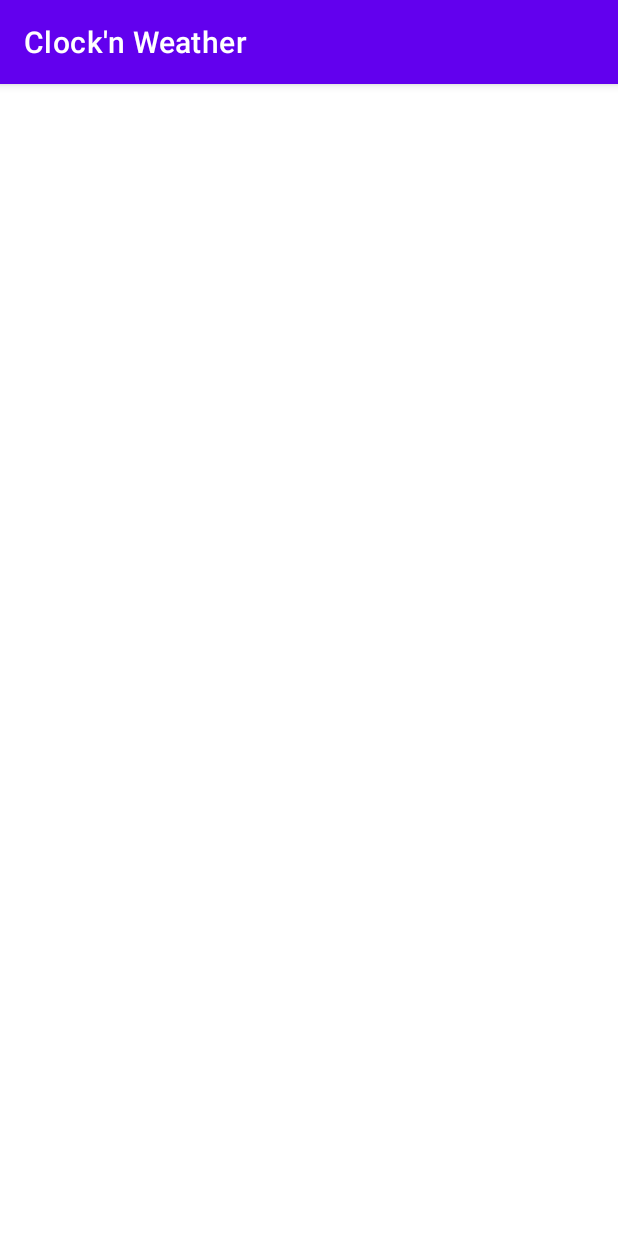
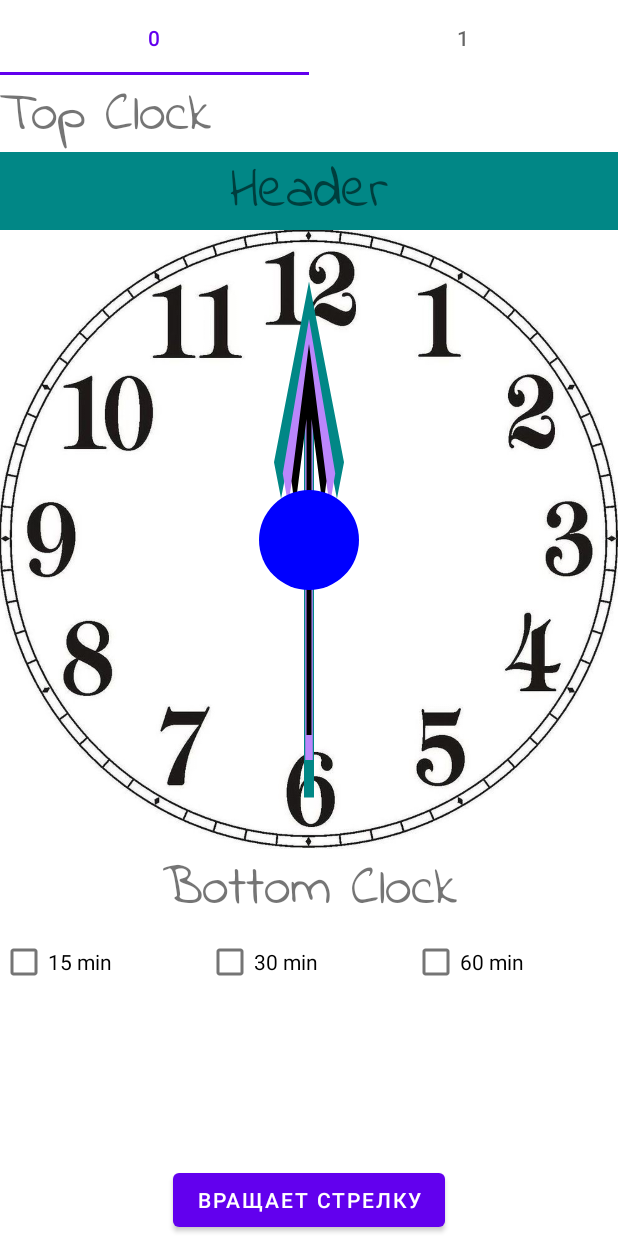
Before and after one commit to Desuzed/ClocknWeather, an Android app: the screen it shows after launch (MainActivity), on a phone screen of 412 x 824 dp. Run offline under Robolectric (Android 15) with nearby library versions, the phone set to English and light mode, and no system bars.

Commit message:
Started creating the app ViewPager with tabs and two fragments xml layouts with TextViews for future headers and clocks. TextViews are 1/15 of fragments's height. arrows are rotating by clicking button with second, minute and hour steps for now. These steps are calculated with simple maths

```diff
--- a/app/build.gradle
+++ b/app/build.gradle
@@ -33,6 +33,7 @@ dependencies {
     implementation 'androidx.appcompat:appcompat:1.3.0'
     implementation 'com.google.android.material:material:1.3.0'
     implementation 'androidx.constraintlayout:constraintlayout:2.0.4'
+    implementation 'androidx.viewpager2:viewpager2:1.0.0'
     testImplementation 'junit:junit:4.+'
     androidTestImplementation 'androidx.test.ext:junit:1.1.2'
     androidTestImplementation 'androidx.test.espresso:espresso-core:3.3.0'
--- a/app/src/main/AndroidManifest.xml
+++ b/app/src/main/AndroidManifest.xml
@@ -1,6 +1,7 @@
 <?xml version="1.0" encoding="utf-8"?>
 <manifest xmlns:android="http://schemas.android.com/apk/res/android"
     package="com.desuzed.clocknweather">
+    <uses-permission android:name="android.permission.WAKE_LOCK"/>
 
     <application
         android:allowBackup="true"
@@ -9,7 +10,9 @@
         android:roundIcon="@mipmap/ic_launcher_round"
         android:supportsRtl="true"
         android:theme="@style/Theme.ClocknWeather">
-        <activity android:name=".MainActivity">
+        <activity
+            android:name=".MainActivity"
+            android:screenOrientation="portrait">
             <intent-filter>
                 <action android:name="android.intent.action.MAIN" />
 
--- /dev/null
+++ b/app/src/main/java/com/desuzed/clocknweather/ClockFragment.java
@@ -0,0 +1,83 @@
+package com.desuzed.clocknweather;
+
+import android.os.Bundle;
+import android.util.Log;
+import android.util.TypedValue;
+import android.view.LayoutInflater;
+import android.view.View;
+import android.view.ViewGroup;
+import android.view.ViewTreeObserver;
+import android.widget.Button;
+import android.widget.ImageView;
+import android.widget.TextView;
+
+import androidx.annotation.NonNull;
+import androidx.annotation.Nullable;
+import androidx.fragment.app.Fragment;
+
+import java.math.BigDecimal;
+
+public class ClockFragment extends Fragment {
+    public static final String TAG = "ClockFragment";
+   //private LinearLayout linearLayout,;
+    private ImageView watchesImage, arrowSeconds, arrowMinutes, arrowHours;
+    private TextView tvUpperClock, tvHeader, tvBottomClock;
+
+    public static ClockFragment newInstance() {
+        return new ClockFragment();
+    }
+
+    @Nullable
+    @Override
+    public View onCreateView(@NonNull LayoutInflater inflater, @Nullable ViewGroup container, @Nullable Bundle savedInstanceState) {
+        return inflater.inflate(R.layout.fragment_clock, container, false);
+    }
+
+    @Override
+    public void onViewCreated(@NonNull View view, @Nullable Bundle savedInstanceState) {
+        super.onViewCreated(view, savedInstanceState);
+        tvHeader = view.findViewById(R.id.tvHeader);
+        tvUpperClock = view.findViewById(R.id.tvTopClock);
+        tvBottomClock = view.findViewById(R.id.tvBottomClock);
+      //  watchesImage = view.findViewById(R.id.watchesImage);
+        arrowSeconds = view.findViewById(R.id.arrow_seconds);
+        arrowMinutes = view.findViewById(R.id.arrow_min);
+        arrowHours = view.findViewById(R.id.arrow_hours);
+        tvHeader.getViewTreeObserver().addOnGlobalLayoutListener(new ViewTreeObserver.OnGlobalLayoutListener() {
+            @Override
+            public void onGlobalLayout() {
+                int textViewHeight = tvHeader.getHeight();
+                float textSize = (float)0.7 * textViewHeight;
+                tvHeader.setTextSize(TypedValue.COMPLEX_UNIT_PX , textSize);
+                tvBottomClock.setTextSize(TypedValue.COMPLEX_UNIT_PX , textSize);
+                tvUpperClock.setTextSize(TypedValue.COMPLEX_UNIT_PX , textSize);
+                Log.i(TAG, "onGlobalLayout: " + textSize);
+                view.getViewTreeObserver().removeOnGlobalLayoutListener(this);
+            }
+        });
+
+        double secondsStep = 360/60;
+        double minutesStep = (double)360/(double)3600;
+        double hoursStep = (double)360/(double)21600;
+        Button btn = view.findViewById(R.id.btn);
+        btn.setOnClickListener(new View.OnClickListener() {
+            @Override
+            public void onClick(View view) {
+               // BigDecimal sumMinutesRotation = new BigDecimal((float)360/(float)3600);
+                double sumSecondsRot = arrowSeconds.getRotation() + secondsStep;
+                double sumMinutesRot = arrowMinutes.getRotation() + minutesStep;
+                double sumHoursRot = arrowHours.getRotation() + hoursStep;
+
+                arrowSeconds.setRotation((float)sumSecondsRot);
+                arrowMinutes.setRotation((float)sumMinutesRot);
+                arrowHours.setRotation((float)sumHoursRot);
+                if (sumSecondsRot == 360) {
+                    arrowSeconds.setRotation(0);
+                }
+                Log.i("TAG", "onClick: sumMinRot:" + sumMinutesRot + " sumHoursRot: " + sumHoursRot);
+            }
+        });
+    }
+
+
+}
--- /dev/null
+++ b/app/src/main/java/com/desuzed/clocknweather/CustomCircle.java
@@ -0,0 +1,38 @@
+package com.desuzed.clocknweather;
+
+import android.content.Context;
+import android.graphics.Canvas;
+import android.graphics.Color;
+import android.graphics.Paint;
+import android.graphics.RectF;
+import android.util.AttributeSet;
+import android.view.View;
+
+import androidx.annotation.Nullable;
+
+public class CustomCircle extends View {
+    public CustomCircle(Context context) {
+        this(context, null);
+    }
+
+    public CustomCircle(Context context, @Nullable AttributeSet attrs) {
+        this(context, attrs, 0);
+    }
+
+    public CustomCircle(Context context, @Nullable AttributeSet attrs, int defStyleAttr) {
+        super(context, attrs, defStyleAttr);
+    }
+
+    @Override
+    protected void onDraw(Canvas canvas) {
+        super.onDraw(canvas);
+        drawCircle(canvas);
+    }
+
+    private void drawCircle (Canvas canvas){
+        Paint paint = new Paint();
+        paint.setColor(Color.BLUE);
+        canvas.drawArc(new RectF(), 0, 300, false, paint);
+        canvas.drawCircle(getPivotX(), getPivotY(), 50, paint);
+    }
+}
--- a/app/src/main/java/com/desuzed/clocknweather/MainActivity.java
+++ b/app/src/main/java/com/desuzed/clocknweather/MainActivity.java
@@ -1,14 +1,61 @@
 package com.desuzed.clocknweather;
 
+import androidx.annotation.NonNull;
 import androidx.appcompat.app.AppCompatActivity;
+import androidx.fragment.app.Fragment;
+import androidx.viewpager2.widget.ViewPager2;
 
 import android.os.Bundle;
+import android.view.View;
+
+import com.google.android.material.tabs.TabLayout;
+import com.google.android.material.tabs.TabLayoutMediator;
+
+import java.util.ArrayList;
+import java.util.List;
 
 public class MainActivity extends AppCompatActivity {
+    private ViewPager2 viewPager;
+    private TabLayout tabLayout;
 
     @Override
     protected void onCreate(Bundle savedInstanceState) {
         super.onCreate(savedInstanceState);
+        bind();
+        hideStatusBar();
+
+        PagerAdapter adapter = new PagerAdapter(this, getFragmentsList());
+        viewPager.setAdapter(adapter);
+        new TabLayoutMediator(tabLayout, viewPager, new TabLayoutMediator.TabConfigurationStrategy() {
+            @Override
+            public void onConfigureTab(@NonNull TabLayout.Tab tab, int position) {
+                tab.setText(String.valueOf(position));
+            }
+        }).attach();
+
+    }
+
+    private List<Fragment> getFragmentsList(){
+        List<Fragment> fragments = new ArrayList<>();
+        ClockFragment clockFragment = ClockFragment.newInstance();
+        WeatherFragment weatherFragment = WeatherFragment.newInstance();
+        fragments.add(clockFragment);
+        fragments.add(weatherFragment);
+        return fragments;
+    }
+
+    private void bind (){
         setContentView(R.layout.activity_main);
+        viewPager = findViewById(R.id.viewPager);
+        tabLayout = findViewById(R.id.tabLayout);
+    }
+
+    private void hideStatusBar() {
+        View decorView = getWindow().getDecorView();
+// Hide the status bar.
+        int uiOptions = View.SYSTEM_UI_FLAG_FULLSCREEN;
+        decorView.setSystemUiVisibility(uiOptions);
+//        ActionBar actionBar = getActionBar();
+//        actionBar.hide();
     }
 }
--- /dev/null
+++ b/app/src/main/java/com/desuzed/clocknweather/PagerAdapter.java
@@ -0,0 +1,31 @@
+package com.desuzed.clocknweather;
+
+import androidx.annotation.NonNull;
+import androidx.fragment.app.Fragment;
+import androidx.fragment.app.FragmentActivity;
+import androidx.fragment.app.FragmentPagerAdapter;
+import androidx.viewpager2.adapter.FragmentStateAdapter;
+
+import java.util.ArrayList;
+import java.util.List;
+
+public class PagerAdapter extends FragmentStateAdapter {
+    private List<Fragment> fragments;
+
+    public PagerAdapter(@NonNull FragmentActivity fragmentActivity, List<Fragment> fragments) {
+        super(fragmentActivity);
+        this.fragments = fragments;
+    }
+
+    @NonNull
+    @Override
+    public Fragment createFragment(int position) {
+
+        return fragments.get(position);
+    }
+
+    @Override
+    public int getItemCount() {
+        return fragments.size();
+    }
+}
--- /dev/null
+++ b/app/src/main/java/com/desuzed/clocknweather/WeatherFragment.java
@@ -0,0 +1,27 @@
+package com.desuzed.clocknweather;
+
+import android.os.Bundle;
+import android.view.LayoutInflater;
+import android.view.View;
+import android.view.ViewGroup;
+
+import androidx.annotation.NonNull;
+import androidx.annotation.Nullable;
+import androidx.fragment.app.Fragment;
+
+public class WeatherFragment extends Fragment {
+    public static WeatherFragment newInstance (){
+        return new WeatherFragment();
+    }
+
+    @Nullable
+    @Override
+    public View onCreateView(@NonNull LayoutInflater inflater, @Nullable ViewGroup container, @Nullable Bundle savedInstanceState) {
+        return inflater.inflate(R.layout.fragment_weather, container, false);
+    }
+
+    @Override
+    public void onViewCreated(@NonNull View view, @Nullable Bundle savedInstanceState) {
+        super.onViewCreated(view, savedInstanceState);
+    }
+}
--- /dev/null
+++ b/app/src/main/res/drawable/arrow_asset.xml
@@ -0,0 +1,10 @@
+<vector xmlns:android="http://schemas.android.com/apk/res/android"
+    android:width="24dp"
+    android:height="24dp"
+    android:viewportWidth="24"
+    android:viewportHeight="24"
+    android:tint="@color/black">
+  <path
+      android:fillColor="@color/white"
+      android:pathData="M22,12l-4,-4v3H3v2h15v3z"/>
+</vector>
--- /dev/null
+++ b/app/src/main/res/drawable/arrow_north.xml
@@ -0,0 +1,10 @@
+<vector xmlns:android="http://schemas.android.com/apk/res/android"
+    android:width="24dp"
+    android:height="24dp"
+    android:viewportWidth="24"
+    android:viewportHeight="24"
+    android:tint="@color/black">
+  <path
+      android:fillColor="@android:color/white"
+      android:pathData="M5,9l1.41,1.41L11,5.83V22H13V5.83l4.59,4.59L19,9l-7,-7L5,9z"/>
+</vector>
--- a/app/src/main/res/layout/activity_main.xml
+++ b/app/src/main/res/layout/activity_main.xml
@@ -4,4 +4,24 @@
     xmlns:tools="http://schemas.android.com/tools"
     android:layout_width="match_parent"
     android:layout_height="match_parent"
-    tools:context=".MainActivity"/>
+    tools:context=".MainActivity">
+
+    <com.google.android.material.tabs.TabLayout
+        android:id="@+id/tabLayout"
+        android:layout_width="match_parent"
+        android:layout_height="50dp"
+        app:layout_constraintEnd_toEndOf="parent"
+        app:layout_constraintStart_toStartOf="parent"
+        app:layout_constraintTop_toTopOf="parent"
+        tools:ignore="MissingConstraints" />
+
+    <androidx.viewpager2.widget.ViewPager2
+        android:id="@+id/viewPager"
+        android:layout_width="match_parent"
+        android:layout_height="0dp"
+        app:layout_constraintBottom_toBottomOf="parent"
+        app:layout_constraintEnd_toEndOf="parent"
+        app:layout_constraintStart_toStartOf="parent"
+        app:layout_constraintTop_toBottomOf="@+id/tabLayout"
+        tools:ignore="MissingConstraints" />
+</androidx.constraintlayout.widget.ConstraintLayout>
--- /dev/null
+++ b/app/src/main/res/layout/fragment_clock.xml
@@ -0,0 +1,157 @@
+<?xml version="1.0" encoding="utf-8"?>
+<androidx.constraintlayout.widget.ConstraintLayout xmlns:android="http://schemas.android.com/apk/res/android"
+    xmlns:app="http://schemas.android.com/apk/res-auto"
+    xmlns:tools="http://schemas.android.com/tools"
+    android:layout_width="match_parent"
+    android:layout_height="match_parent">
+
+
+    <TextView
+        android:id="@+id/tvTopClock"
+        android:layout_width="match_parent"
+        android:layout_height="0dp"
+        android:fontFamily="@font/indie_flower_regular"
+        android:text="Top Clock"
+        app:layout_constraintBottom_toTopOf="@id/tvHeader"
+        app:layout_constraintEnd_toEndOf="parent"
+        app:layout_constraintStart_toStartOf="parent"
+        app:layout_constraintTop_toTopOf="parent"
+        app:layout_constraintVertical_weight="1" />
+
+    <TextView
+        android:id="@+id/tvHeader"
+        android:layout_width="match_parent"
+        android:layout_height="0dp"
+        android:background="@color/teal_700"
+        android:fontFamily="@font/indie_flower_regular"
+        android:text="Header"
+        android:textAlignment="center"
+        app:layout_constraintBottom_toTopOf="@+id/watchesImage"
+        app:layout_constraintEnd_toEndOf="parent"
+        app:layout_constraintStart_toStartOf="parent"
+        app:layout_constraintTop_toBottomOf="@+id/tvTopClock"
+        app:layout_constraintVertical_weight="1" />
+
+    <ImageView
+        android:id="@+id/watchesImage"
+        android:layout_width="wrap_content"
+        android:layout_height="0dp"
+        app:layout_constraintBottom_toTopOf="@+id/tvBottomClock"
+        app:layout_constraintEnd_toEndOf="parent"
+        app:layout_constraintStart_toStartOf="parent"
+        app:layout_constraintTop_toBottomOf="@+id/tvHeader"
+        app:layout_constraintVertical_weight="8"
+        app:srcCompat="@drawable/watches3"
+        tools:ignore="MissingConstraints" />
+
+    <TextView
+        android:id="@+id/tvBottomClock"
+        android:layout_width="match_parent"
+        android:layout_height="0dp"
+        android:fontFamily="@font/indie_flower_regular"
+        android:text="Bottom Clock"
+        android:textAlignment="center"
+        app:layout_constraintBottom_toTopOf="@+id/linearCheckbox"
+        app:layout_constraintTop_toBottomOf="@+id/watchesImage"
+        app:layout_constraintVertical_chainStyle="packed"
+        app:layout_constraintVertical_weight="1"
+        tools:layout_editor_absoluteX="0dp" />
+
+    <LinearLayout
+        android:id="@+id/linearCheckbox"
+        android:layout_width="match_parent"
+        android:layout_height="0dp"
+        android:orientation="horizontal"
+        app:layout_constraintBottom_toBottomOf="parent"
+        app:layout_constraintEnd_toEndOf="parent"
+        app:layout_constraintStart_toStartOf="parent"
+        app:layout_constraintTop_toBottomOf="@+id/tvBottomClock"
+        app:layout_constraintVertical_weight="4">
+
+        <CheckBox
+            android:id="@+id/checkbox15"
+            android:layout_width="wrap_content"
+            android:layout_height="wrap_content"
+            android:layout_weight="1"
+            android:text="15 min" />
+
+        <CheckBox
+            android:id="@+id/checkbox30"
+            android:layout_width="wrap_content"
+            android:layout_height="wrap_content"
+            android:layout_weight="1"
+            android:text="30 min" />
+
+        <CheckBox
+            android:id="@+id/checkbox60"
+            android:layout_width="wrap_content"
+            android:layout_height="wrap_content"
+            android:layout_weight="1"
+            android:text="60 min" />
+
+    </LinearLayout>
+
+    <Button
+        android:id="@+id/btn"
+        android:layout_width="wrap_content"
+        android:layout_height="wrap_content"
+        android:text="Вращает стрелку"
+        app:layout_constraintBottom_toBottomOf="parent"
+        app:layout_constraintEnd_toEndOf="parent"
+        app:layout_constraintStart_toStartOf="parent"
+        tools:ignore="MissingConstraints" />
+
+    <ImageView
+        android:id="@+id/arrow_seconds"
+        android:layout_width="80dp"
+        android:layout_height="0dp"
+        android:scaleType="fitXY"
+        android:src="@drawable/arrow_north"
+        app:layout_constraintBottom_toBottomOf="@+id/watchesImage"
+        app:layout_constraintEnd_toEndOf="parent"
+        app:layout_constraintStart_toStartOf="parent"
+        app:layout_constraintTop_toTopOf="@+id/watchesImage"
+        tools:ignore="MissingConstraints"
+        app:tint="@color/teal_700" />
+
+    <ImageView
+        android:id="@+id/arrow_min"
+        android:layout_width="60dp"
+        android:layout_height="0dp"
+        android:layout_marginTop="30dp"
+        android:layout_marginBottom="30dp"
+        android:scaleType="fitXY"
+        android:src="@drawable/arrow_north"
+        app:layout_constraintBottom_toBottomOf="@+id/watchesImage"
+        app:layout_constraintEnd_toEndOf="parent"
+        app:layout_constraintStart_toStartOf="parent"
+        app:layout_constraintTop_toTopOf="@+id/watchesImage"
+        app:tint="@color/purple_200"
+        tools:ignore="MissingConstraints" />
+
+    <ImageView
+        android:id="@+id/arrow_hours"
+        android:layout_width="40dp"
+        android:layout_height="0dp"
+        android:layout_marginTop="50dp"
+        android:layout_marginBottom="50dp"
+        android:scaleType="fitXY"
+        android:src="@drawable/arrow_north"
+        app:layout_constraintBottom_toBottomOf="@+id/watchesImage"
+        app:layout_constraintEnd_toEndOf="parent"
+        app:layout_constraintStart_toStartOf="parent"
+        app:layout_constraintTop_toTopOf="@+id/watchesImage"
+        app:tint="@color/black"
+        tools:ignore="MissingConstraints" />
+
+    <com.desuzed.clocknweather.CustomCircle
+        android:id="@+id/circle"
+        android:layout_width="wrap_content"
+        android:layout_height="wrap_content"
+        app:layout_constraintBottom_toBottomOf="@+id/watchesImage"
+        app:layout_constraintEnd_toEndOf="@+id/watchesImage"
+        app:layout_constraintStart_toStartOf="@+id/watchesImage"
+        app:layout_constraintTop_toTopOf="@+id/watchesImage"
+        tools:ignore="MissingConstraints" />
+
+</androidx.constraintlayout.widget.ConstraintLayout>
--- /dev/null
+++ b/app/src/main/res/layout/fragment_weather.xml
@@ -0,0 +1,22 @@
+<?xml version="1.0" encoding="utf-8"?>
+<androidx.constraintlayout.widget.ConstraintLayout
+    xmlns:android="http://schemas.android.com/apk/res/android"
+    xmlns:app="http://schemas.android.com/apk/res-auto"
+    xmlns:tools="http://schemas.android.com/tools"
+    android:layout_width="match_parent"
+    android:layout_height="match_parent">
+
+    <TextView
+        android:id="@+id/textView"
+        android:layout_width="wrap_content"
+        android:layout_height="wrap_content"
+        android:layout_marginStart="194dp"
+        android:layout_marginTop="242dp"
+        android:layout_marginEnd="158dp"
+        android:text="weather"
+        app:layout_constraintEnd_toEndOf="parent"
+        app:layout_constraintStart_toStartOf="parent"
+        app:layout_constraintTop_toTopOf="parent" />
+
+
+</androidx.constraintlayout.widget.ConstraintLayout>
--- a/app/src/main/res/values/themes.xml
+++ b/app/src/main/res/values/themes.xml
@@ -1,6 +1,6 @@
 <resources xmlns:tools="http://schemas.android.com/tools">
     <!-- Base application theme. -->
-    <style name="Theme.ClocknWeather" parent="Theme.MaterialComponents.DayNight.DarkActionBar">
+    <style name="Theme.ClocknWeather" parent="Theme.MaterialComponents.DayNight.NoActionBar">
         <!-- Primary brand color. -->
         <item name="colorPrimary">@color/purple_500</item>
         <item name="colorPrimaryVariant">@color/purple_700</item>
```
Also changed, not shown: app/src/main/res/drawable/watches3.jpg (added), app/src/main/res/font/indie_flower_regular.ttf (added), 1 other file.
